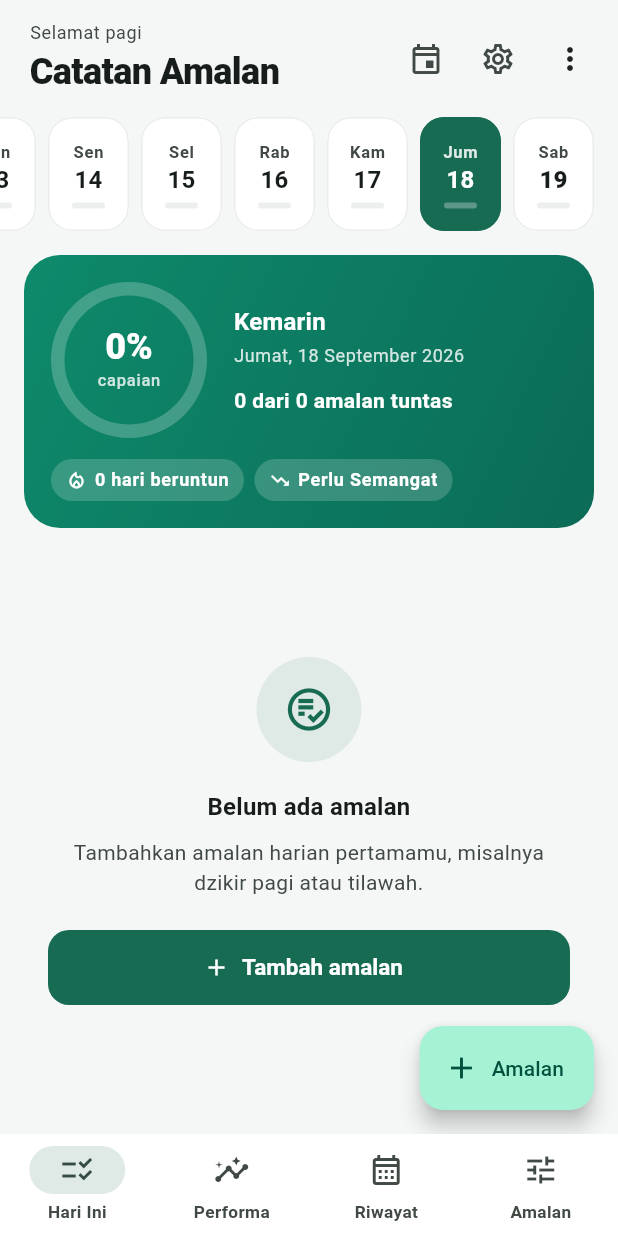
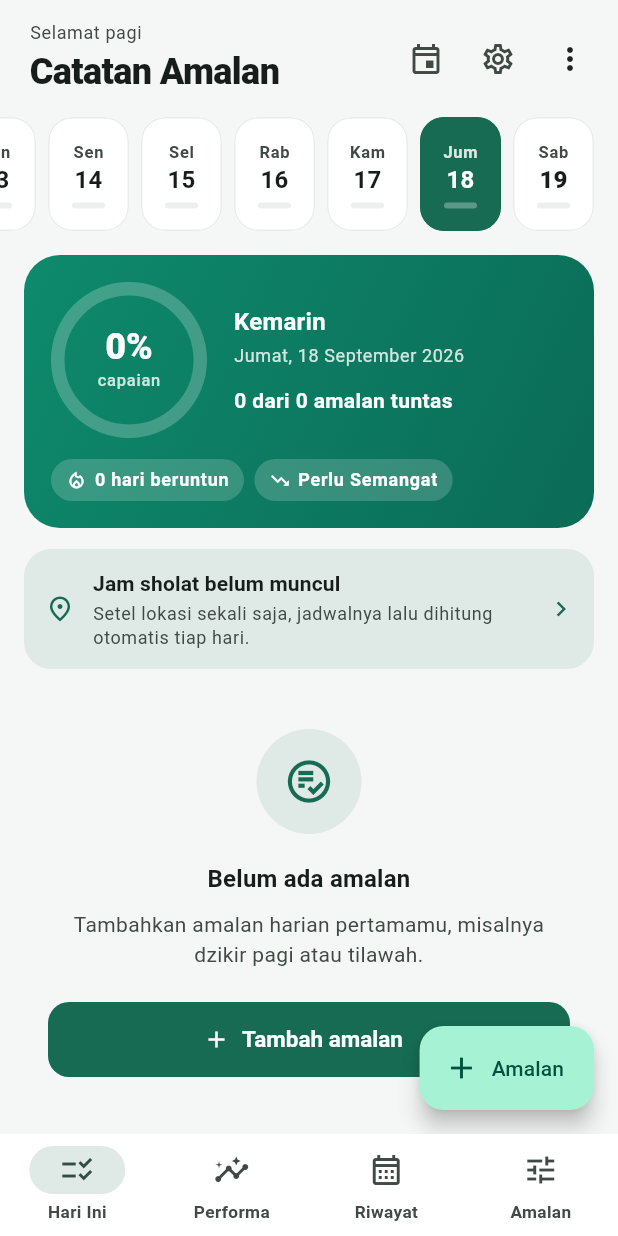
Before and after one commit to bimaega15/catatan-amalan, a Flutter app: the screen it shows after launch, after a tap on "Jum", on a phone screen of 412 x 824 dp. Run offline on Flutter 3.47's test engine with Material 3 defaults, Android fonts, the phone set to English and light mode, and no system bars; our stand-ins replace adhan, fl_chart, flutter_local_notifications, flutter_timezone, geolocator, share_plus and 3 more; missing offline and left inert: excel, file_selector; accounts and stored records are empty.

Commit message:
feat: implement beranda screen, amalan state controller, and application tests

```diff
--- a/lib/screens/beranda_screen.dart
+++ b/lib/screens/beranda_screen.dart
@@ -57,6 +57,8 @@ class BerandaScreen extends StatelessWidget {
                 ),
               ),
             ),
+            if (kontroler.butuhLokasi)
+              const SliverToBoxAdapter(child: _AjakanLokasi()),
             if (grup.isEmpty)
               SliverFillRemaining(
                 hasScrollBody: false,
@@ -429,10 +431,14 @@ class _SeksiWaktu extends StatelessWidget {
 
   /// Jam pengingat hari itu, atau null bila amalan ini tanpa pengingat (atau
   /// ditautkan ke sholat tetapi lokasinya belum disetel).
+  /// Label pengingat pada kartu: jamnya bila sudah bisa dihitung, atau nama
+  /// sholatnya bila lokasi belum disetel — supaya kartunya tetap memberi tahu
+  /// bahwa amalan ini punya jadwal, bukan diam saja.
   String? _jamPengingat(AmalanController kontroler, Amalan amalan) {
     if (!amalan.adaPengingat) return null;
     final waktu = kontroler.waktuPengingat(amalan);
-    return waktu == null ? null : formatJam(waktu);
+    if (waktu != null) return formatJam(waktu);
+    return amalan.sholat?.label;
   }
 
   Future<void> _bukaAksi(BuildContext context, Amalan amalan) async {
@@ -542,3 +548,61 @@ class _SeksiWaktu extends StatelessWidget {
     if (hasil != null) await kontroler.setCapaian(amalan, hasil);
   }
 }
+
+/// Ajakan menyetel lokasi, muncul selama ada amalan yang menunggu jadwal
+/// sholat tetapi koordinatnya belum pernah diambil.
+class _AjakanLokasi extends StatelessWidget {
+  const _AjakanLokasi();
+
+  @override
+  Widget build(BuildContext context) {
+    final teks = Theme.of(context).textTheme;
+    final skema = Theme.of(context).colorScheme;
+
+    return Padding(
+      padding: const EdgeInsets.fromLTRB(16, 14, 16, 0),
+      child: Material(
+        color: skema.primary.withValues(alpha: 0.10),
+        borderRadius: BorderRadius.circular(18),
+        clipBehavior: Clip.antiAlias,
+        child: InkWell(
+          onTap: () => Navigator.of(context).push(
+            MaterialPageRoute<void>(builder: (_) => const PengaturanScreen()),
+          ),
+          child: Padding(
+            padding: const EdgeInsets.fromLTRB(14, 13, 12, 13),
+            child: Row(
+              children: [
+                Icon(Icons.place_outlined, size: 20, color: skema.primary),
+                const SizedBox(width: 12),
+                Expanded(
+                  child: Column(
+                    crossAxisAlignment: CrossAxisAlignment.start,
+                    children: [
+                      Text(
+                        'Jam sholat belum muncul',
+                        style: teks.titleSmall?.copyWith(
+                          fontWeight: FontWeight.w700,
+                        ),
+                      ),
+                      const SizedBox(height: 2),
+                      Text(
+                        'Setel lokasi sekali saja, jadwalnya lalu dihitung '
+                        'otomatis tiap hari.',
+                        style: teks.bodySmall?.copyWith(
+                          color: skema.onSurfaceVariant,
+                        ),
+                      ),
+                    ],
+                  ),
+                ),
+                const SizedBox(width: 6),
+                Icon(Icons.chevron_right, size: 20, color: skema.primary),
+              ],
+            ),
+          ),
+        ),
+      ),
+    );
+  }
+}
--- a/lib/state/amalan_controller.dart
+++ b/lib/state/amalan_controller.dart
@@ -291,6 +291,12 @@ class AmalanController extends ChangeNotifier {
 
   // ------------------------------------------------ jadwal sholat & lokasi
 
+  /// Ada amalan yang menunggu jadwal sholat, tetapi lokasinya belum disetel —
+  /// jam pengingatnya belum bisa dihitung.
+  bool get butuhLokasi =>
+      !_pengaturan.adaLokasi &&
+      _amalan.any((a) => !a.diarsipkan && a.sholat != null);
+
   /// Jadwal sholat untuk [tanggal]; null bila lokasi belum pernah diambil.
   JadwalSholat? jadwalSholat([DateTime? tanggal]) =>
       JadwalSholatService.hitung(_pengaturan, tanggal ?? _tanggalAktif);
```
Also changed, not shown: 1 other file.
